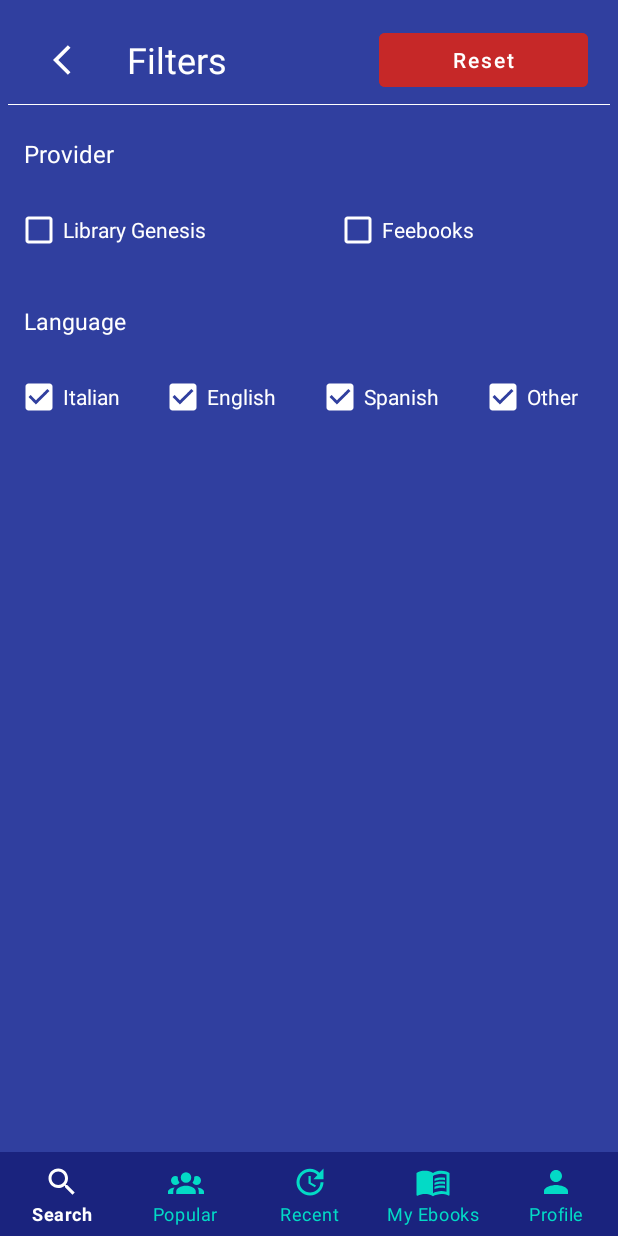
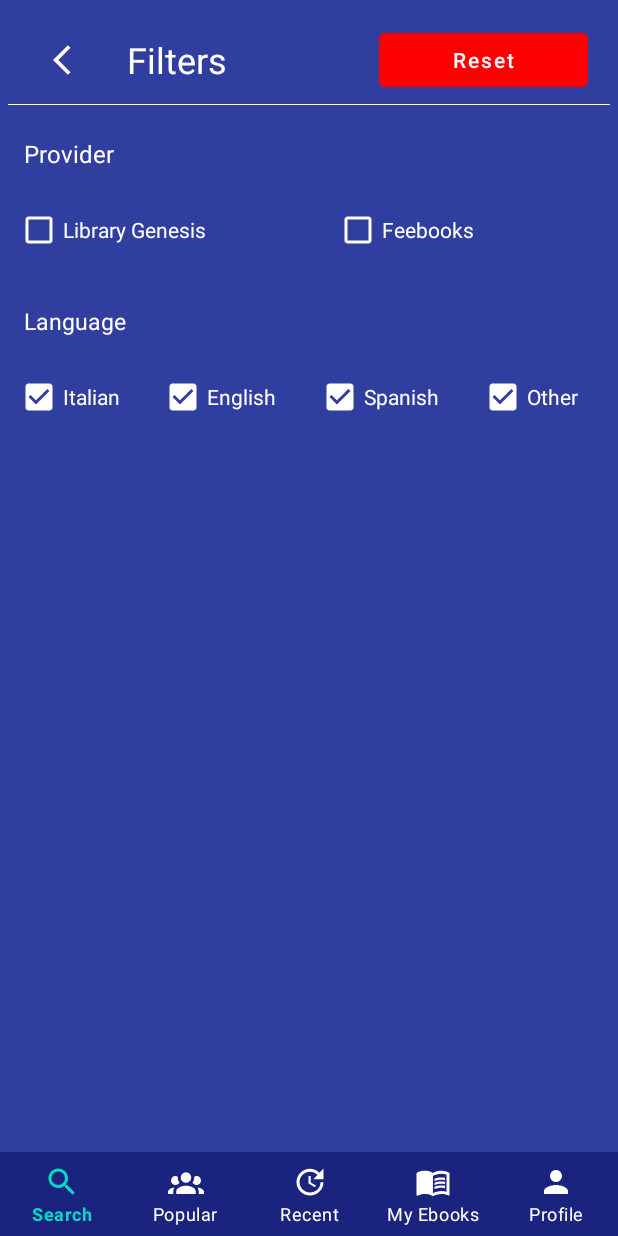
Before and after one commit to MatteoSalvino/Biblio-app, an Android app: the fragment FiltersFragment placed in its activity, on a phone screen of 412 x 824 dp. Run offline under Robolectric (Android 15) with nearby library versions, the phone set to English and light mode, and no system bars; libraries missing offline, so code that uses them is left out: com.google.zxing.integration, com.jakewharton.rxbinding, lrusso96.simplebiblio.core; 12 statements that could not run were skipped.

Commit message:
Colors: minor changes

```diff
--- a/app/src/main/res/menu/bottom_nav_item_foreground.xml
+++ b/app/src/main/res/menu/bottom_nav_item_foreground.xml
@@ -2,7 +2,7 @@
 <selector xmlns:android="http://schemas.android.com/apk/res/android">
     <!-- todo: menu items should specify a 'title' -->
     <item
-        android:color="#FFFFFF"
+        android:color="#03DAC6"
         android:state_checked="true" />
-    <item android:color="#03DAC6" />
+    <item android:color="#FFFFFF" />
 </selector>
--- a/app/src/main/res/values-night/colors.xml
+++ b/app/src/main/res/values-night/colors.xml
@@ -15,7 +15,7 @@
     <color name="enabled_button">#0D47A1</color>
     <color name="main_book_text">#FFFFFF</color>
     <color name="add_button">#03DAC6</color>
-    <color name="remove_button">#EF9A9A</color>
+    <color name="remove_button">#ff0000</color>
     <color name="card_background">#424242</color>
     <color name="dialog_text_color">#000000</color>
 
--- a/app/src/main/res/values/colors.xml
+++ b/app/src/main/res/values/colors.xml
@@ -39,7 +39,7 @@
     <color name="enabled_button">#0D47A1</color>
     <color name="main_book_text">#FFFFFF</color>
     <color name="add_button">#03DAC6</color>
-    <color name="remove_button">#C62828</color>
+    <color name="remove_button">#FF0000</color>
     <color name="card_background">#7986CB</color>
     <color name="mtrl_textinput_default_box_stroke_color" tools:override="true">
         @color/disabled_button
```
